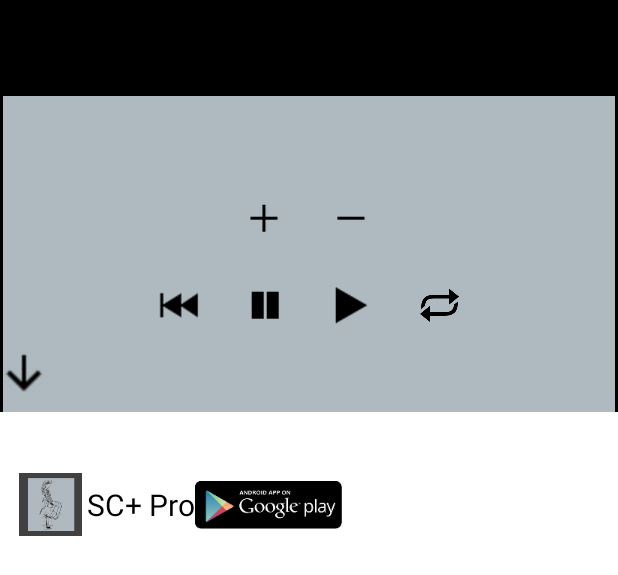
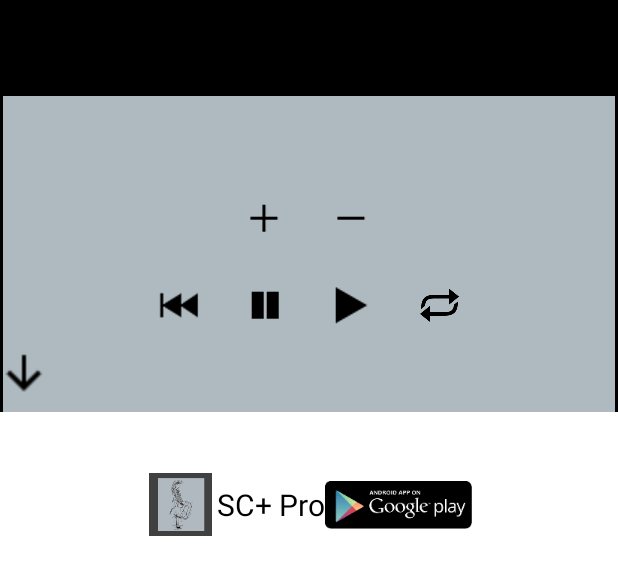
Before and after one commit to JackManu/SC_plus, an Android app: the layout player_layout.xml on its own in the app's theme, with its tools: preview values and no code run, on a phone screen of 412 x 824 dp. Shown: the top 575 px of the screen. Run offline under Robolectric (Android 15) with nearby library versions, the phone set to English and light mode, and no system bars.

Commit message:
layout fixes

```diff
--- a/app/src/main/res/layout/player_layout.xml
+++ b/app/src/main/res/layout/player_layout.xml
@@ -101,7 +101,7 @@
         app:layout_constraintEnd_toEndOf="parent">
 
         <HorizontalScrollView
-            android:layout_width="wrap_content"
+            android:layout_width="match_parent"
             android:layout_height="wrap_content"
             android:layout_marginTop="5dp"
             android:adjustViewBounds="true"
@@ -110,9 +110,10 @@
                 android:id="@+id/pdfView"
                 android:scaleType="fitCenter"
                 android:adjustViewBounds="true"
+                android:layout_gravity="center_horizontal"
                 android:paddingLeft="10dp"
                 android:paddingRight="10dp"
-                android:layout_width="wrap_content"
+                android:layout_width="match_parent"
                 android:layout_height="match_parent">
                 <TextView
                     android:layout_width="wrap_content"
```
Also changed, not shown: 1 other file.
